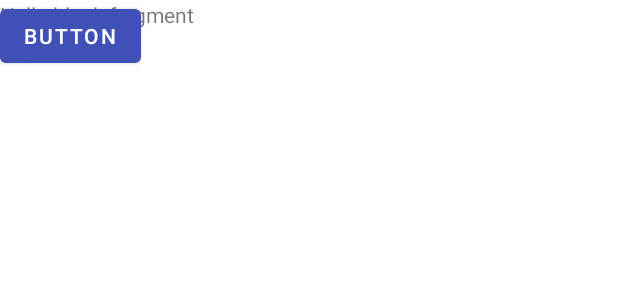
After one commit to Amnestia/water18, an Android app: the layout fragment_home.xml on its own in the app's theme, with its tools: preview values and no code run, on a phone screen of 412 x 824 dp. The commit adds this screen. Shown: the top 300 px of the screen. Run offline under Robolectric (Android 15) with nearby library versions, the phone set to English and light mode, and no system bars.

Commit message:
push push push push push push push push push push push push push

```diff
--- a/app/src/main/AndroidManifest.xml
+++ b/app/src/main/AndroidManifest.xml
@@ -28,7 +28,7 @@
         <activity
             android:name=".activity.SignUpWithPhoneNumberActivity"
             android:theme="@style/Theme.AppCompat.Light.NoActionBar" />
-        <activity android:name=".activity.HomeActivity" />
+        <activity android:name=".activity.MainActivity" />
         <activity android:name=".activity.EditProfileActivity" />
 
         <meta-data
--- a/app/src/main/java/edu/bluejack17_2/water18/activity/LoginActivity.kt
+++ b/app/src/main/java/edu/bluejack17_2/water18/activity/LoginActivity.kt
@@ -35,7 +35,7 @@ class LoginActivity : AppCompatActivity(), View.OnClickListener
             {
                 val phone=tf_phone_login.text
                 val password=pf_password.text
-                val intent=Intent(applicationContext,HomeActivity::class.java)
+                val intent=Intent(applicationContext,MainActivity::class.java)
                 startActivity(intent)
             }
             btn_login_facebook->
--- a/app/src/main/java/edu/bluejack17_2/water18/activity/PhoneVerificationActivity.kt
+++ b/app/src/main/java/edu/bluejack17_2/water18/activity/PhoneVerificationActivity.kt
@@ -58,7 +58,7 @@ class PhoneVerificationActivity : AppCompatActivity(), View.OnClickListener
         }
         else
         {
-            val intent= Intent(applicationContext,HomeActivity::class.java)
+            val intent= Intent(applicationContext,MainActivity::class.java)
             startActivity(intent)
         }
     }
--- /dev/null
+++ b/app/src/main/res/layout/fragment_home.xml
@@ -0,0 +1,19 @@
+<?xml version="1.0" encoding="utf-8"?>
+<FrameLayout xmlns:android="http://schemas.android.com/apk/res/android"
+    xmlns:tools="http://schemas.android.com/tools"
+    android:layout_width="match_parent"
+    android:layout_height="match_parent"
+    tools:context=".fragment.HomeFragment">
+
+    <TextView
+        android:layout_width="match_parent"
+        android:layout_height="match_parent"
+        android:text="@string/hello_blank_fragment" />
+
+    <Button
+        android:id="@+id/button2"
+        android:layout_width="wrap_content"
+        android:layout_height="wrap_content"
+        android:text="Button" />
+
+</FrameLayout>
--- a/app/src/main/res/values/strings.xml
+++ b/app/src/main/res/values/strings.xml
@@ -39,4 +39,7 @@
 
     <string name="action_settings">Settings</string>
     <string name="title_activity_navigation">NavigationActivity</string>
+
+    <!-- TODO: Remove or change this placeholder text -->
+    <string name="hello_blank_fragment">Hello blank fragment</string>
 </resources>
```
Also changed, not shown: app/src/main/java/edu/bluejack17_2/water18/activity/HomeActivity.kt (deleted, +0 -16 lines), app/src/main/java/edu/bluejack17_2/water18/activity/MainActivity.kt (added, +85 -0 lines), app/src/main/java/edu/bluejack17_2/water18/fragment/HomeFragment.kt (added, +45 -0 lines), app/src/main/res/layout/activity_home.xml (deleted, +0 -9 lines), app/src/main/res/layout/activity_main.xml (added, +9 -0 lines), app/src/main/res/menu/global.xml (deleted, +0 -7 lines), app/src/main/res/menu/navigation.xml (deleted, +0 -13 lines), app/src/main/res/menu/navigation_drawer.xml (deleted, +0 -13 lines).
